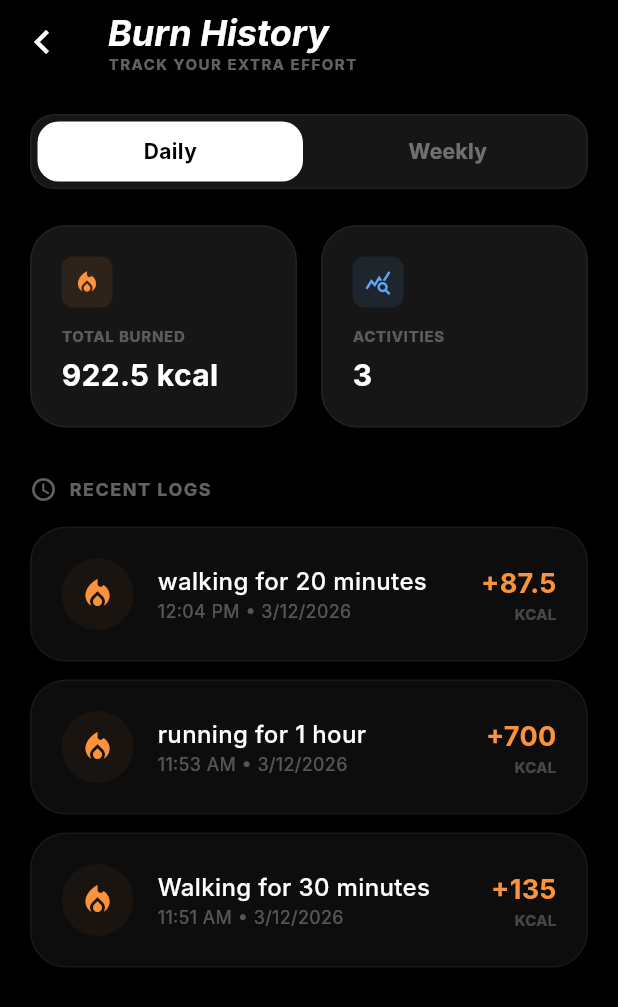
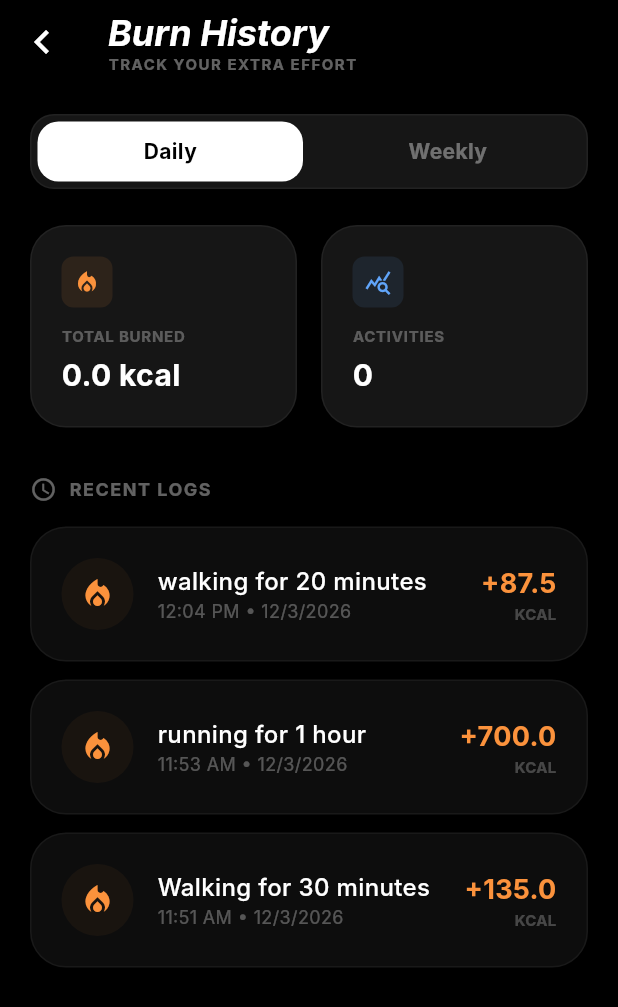
Before and after one commit to masumhasan/ramsai, a Flutter app: the BurnHistoryScreen screen opened directly, on a phone screen of 412 x 824 dp. Shown: the top 1007 px of the screen. Run offline on Flutter 3.47's test engine with Material 3 defaults, Android fonts, the phone set to English and light mode, and no system bars; our stand-ins replace flutter_svg, image_picker, permission_handler, speech_to_text; Roboto replaces fonts that are missing (Inter).

Commit message:
ai burn log added

```diff
--- a/lib/features/home/screens/burn_history_screen.dart
+++ b/lib/features/home/screens/burn_history_screen.dart
@@ -1,4 +1,6 @@
 import 'package:flutter/material.dart';
+import 'package:intl/intl.dart';
+import '../../progress/controllers/burn_history_controller.dart';
 
 class BurnHistoryScreen extends StatefulWidget {
   const BurnHistoryScreen({super.key});
@@ -9,6 +11,23 @@ class BurnHistoryScreen extends StatefulWidget {
 
 class _BurnHistoryScreenState extends State<BurnHistoryScreen> {
   bool _isWeekly = false;
+  final BurnHistoryController _controller = BurnHistoryController();
+
+  @override
+  void initState() {
+    super.initState();
+    _controller.addListener(_update);
+  }
+
+  @override
+  void dispose() {
+    _controller.removeListener(_update);
+    super.dispose();
+  }
+
+  void _update() {
+    if (mounted) setState(() {});
+  }
 
   @override
   Widget build(BuildContext context) {
@@ -76,8 +95,10 @@ class _BurnHistoryScreenState extends State<BurnHistoryScreen> {
                   child: _buildStatCard(
                     icon: Icons.local_fire_department,
                     iconColor: const Color(0xFFFB923C),
-                    label: 'TOTAL BURNED',
-                    value: '922.5 kcal',
+                    label: _isWeekly ? 'WEEKLY BURN' : 'TOTAL BURNED',
+                    value: _isWeekly
+                      ? '${_controller.history.fold(0.0, (sum, l) => sum + l.caloriesBurned).toStringAsFixed(1)} kcal'
+                      : '${_controller.totalBurnedToday.toStringAsFixed(1)} kcal',
                   ),
                 ),
                 const SizedBox(width: 16),
@@ -85,8 +106,10 @@ class _BurnHistoryScreenState extends State<BurnHistoryScreen> {
                   child: _buildStatCard(
                     icon: Icons.query_stats,
                     iconColor: const Color(0xFF60A5FA),
-                    label: 'ACTIVITIES',
-                    value: '3',
+                    label: _isWeekly ? 'TOTAL ACTIVITIES' : 'ACTIVITIES',
+                    value: _isWeekly
+                      ? '${_controller.history.length}'
+                      : '${_controller.activityCountToday}',
                   ),
                 ),
               ],
@@ -109,9 +132,10 @@ class _BurnHistoryScreenState extends State<BurnHistoryScreen> {
               ],
             ),
             const SizedBox(height: 16),
-            _buildLogCard('walking for 20 minutes', '12:04 PM • 3/12/2026', '87.5'),
-            _buildLogCard('running for 1 hour', '11:53 AM • 3/12/2026', '700'),
-            _buildLogCard('Walking for 30 minutes', '11:51 AM • 3/12/2026', '135'),
+            ..._controller.history.map((log) {
+              final String formattedDate = DateFormat('h:mm a • d/M/yyyy').format(log.date);
+              return _buildLogCard(log.activity, formattedDate, log.caloriesBurned.toStringAsFixed(1));
+            }).toList(),
           ],
         ),
       ),
--- /dev/null
+++ b/lib/features/progress/controllers/burn_history_controller.dart
@@ -0,0 +1,66 @@
+import 'package:flutter/material.dart';
+import '../models/ai_burn_model.dart';
+
+class BurnLog {
+  final String activity;
+  final String duration;
+  final DateTime date;
+  final double caloriesBurned;
+
+  BurnLog({
+    required this.activity,
+    required this.duration,
+    required this.date,
+    required this.caloriesBurned,
+  });
+}
+
+class BurnHistoryController extends ChangeNotifier {
+  static final BurnHistoryController _instance = BurnHistoryController._internal();
+  factory BurnHistoryController() => _instance;
+  BurnHistoryController._internal();
+
+  final List<BurnLog> _history = [
+    // Mock initial data
+    BurnLog(
+      activity: 'walking for 20 minutes',
+      duration: '20 min',
+      date: DateTime(2026, 3, 12, 12, 4),
+      caloriesBurned: 87.5,
+    ),
+    BurnLog(
+      activity: 'running for 1 hour',
+      duration: '1 hour',
+      date: DateTime(2026, 3, 12, 11, 53),
+      caloriesBurned: 700.0,
+    ),
+    BurnLog(
+      activity: 'Walking for 30 minutes',
+      duration: '30 min',
+      date: DateTime(2026, 3, 12, 11, 51),
+      caloriesBurned: 135.0,
+    ),
+  ];
+
+  List<BurnLog> get history => List.unmodifiable(_history);
+
+  double get totalBurnedToday => _history
+      .where((l) => l.date.day == DateTime.now().day)
+      .fold(0.0, (sum, l) => sum + l.caloriesBurned);
+
+  int get activityCountToday => _history
+      .where((l) => l.date.day == DateTime.now().day)
+      .length;
+
+  void addAnalysedResult(AiBurnAnalysisResult result) {
+    for (var act in result.activities) {
+      _history.insert(0, BurnLog(
+        activity: act.activity,
+        duration: act.duration,
+        date: DateTime.now(),
+        caloriesBurned: act.caloriesBurned,
+      ));
+    }
+    notifyListeners();
+  }
+}
--- /dev/null
+++ b/lib/features/progress/models/ai_burn_model.dart
@@ -0,0 +1,44 @@
+class AiBurnActivity {
+  final String activity;
+  final String duration;
+  final double caloriesBurned;
+  final String? intensity;
+
+  AiBurnActivity({
+    required this.activity,
+    required this.duration,
+    required this.caloriesBurned,
+    this.intensity,
+  });
+
+  factory AiBurnActivity.fromJson(Map<String, dynamic> json) {
+    return AiBurnActivity(
+      activity: json['activity'] ?? '',
+      duration: json['duration'] ?? '',
+      caloriesBurned: (json['caloriesBurned'] as num?)?.toDouble() ?? 0.0,
+      intensity: json['intensity'],
+    );
+  }
+}
+
+class AiBurnAnalysisResult {
+  final double totalCaloriesBurned;
+  final List<AiBurnActivity> activities;
+  final String summary;
+
+  AiBurnAnalysisResult({
+    required this.totalCaloriesBurned,
+    required this.activities,
+    required this.summary,
+  });
+
+  factory AiBurnAnalysisResult.fromJson(Map<String, dynamic> json) {
+    return AiBurnAnalysisResult(
+      totalCaloriesBurned: (json['totalCaloriesBurned'] as num?)?.toDouble() ?? 0.0,
+      activities: (json['activities'] as List? ?? [])
+          .map((a) => AiBurnActivity.fromJson(a))
+          .toList(),
+      summary: json['summary'] ?? '',
+    );
+  }
+}
```
Also changed, not shown: lib/features/home/widgets/burn_log_popup.dart (+40 -10 lines), lib/features/progress/controllers/ai_burn_service.dart (added, +32 -0 lines).
